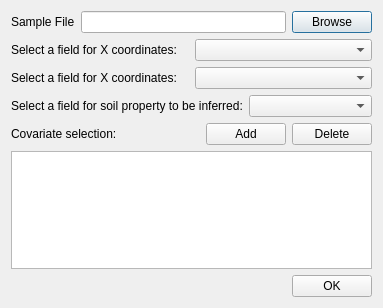
First picture: the form in prototypefromsamples.ui, repository lreis2415/iSoLIM, before the edit.
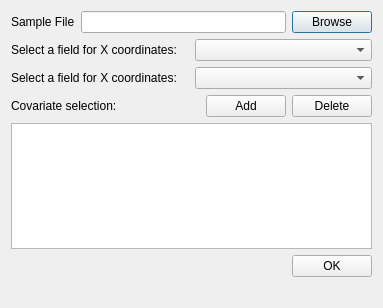
Second picture: the form after the edit.

Diff of the .ui file:
```diff
--- a/prototypefromsamples.ui
+++ b/prototypefromsamples.ui
@@ -63,20 +63,6 @@
      </item>
     </layout>
    </item>
-   <item>
-    <layout class="QHBoxLayout" name="horizontalLayout">
-     <item>
-      <widget class="QLabel" name="label_4">
-       <property name="text">
-        <string>Select a field for soil property to be inferred:</string>
-       </property>
-      </widget>
-     </item>
-     <item>
-      <widget class="QComboBox" name="inferredFiled_comboBox"/>
-     </item>
-    </layout>
-   </item>
    <item>
     <layout class="QHBoxLayout" name="horizontalLayout_5">
      <item>
@@ -142,6 +128,13 @@
      </item>
     </layout>
    </item>
+   <item>
+    <widget class="QLabel" name="progress_label">
+     <property name="text">
+      <string/>
+     </property>
+    </widget>
+   </item>
   </layout>
  </widget>
  <resources/>
```
Left out of the diff: 2 changed lines with no effect on the pictures.
